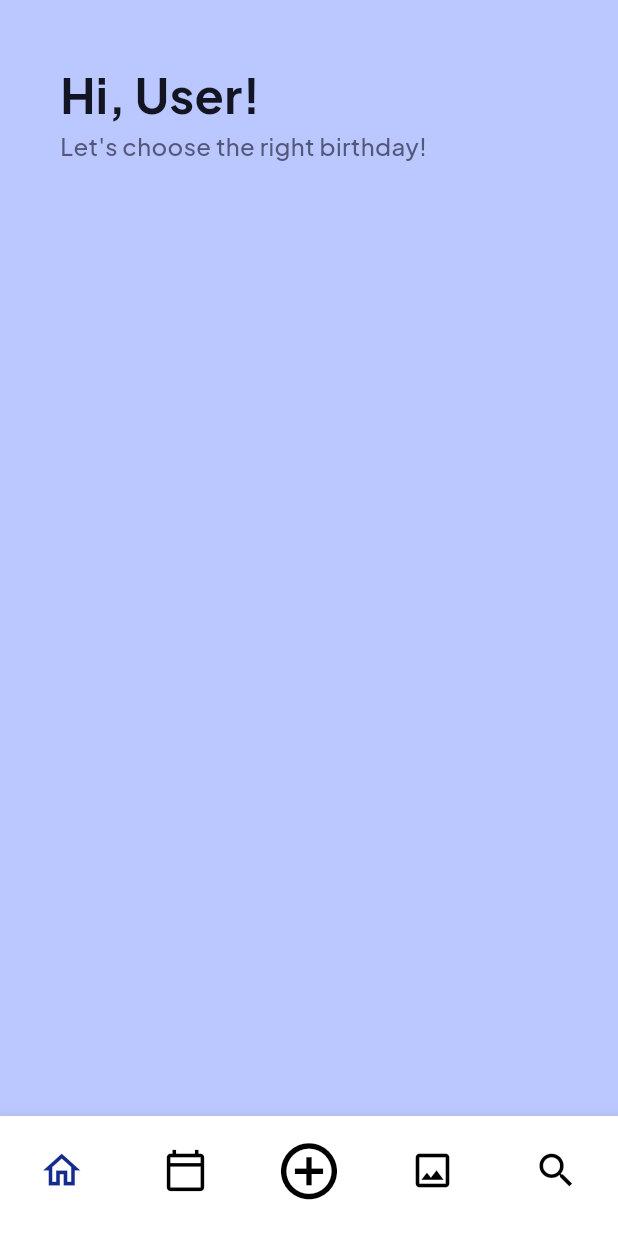
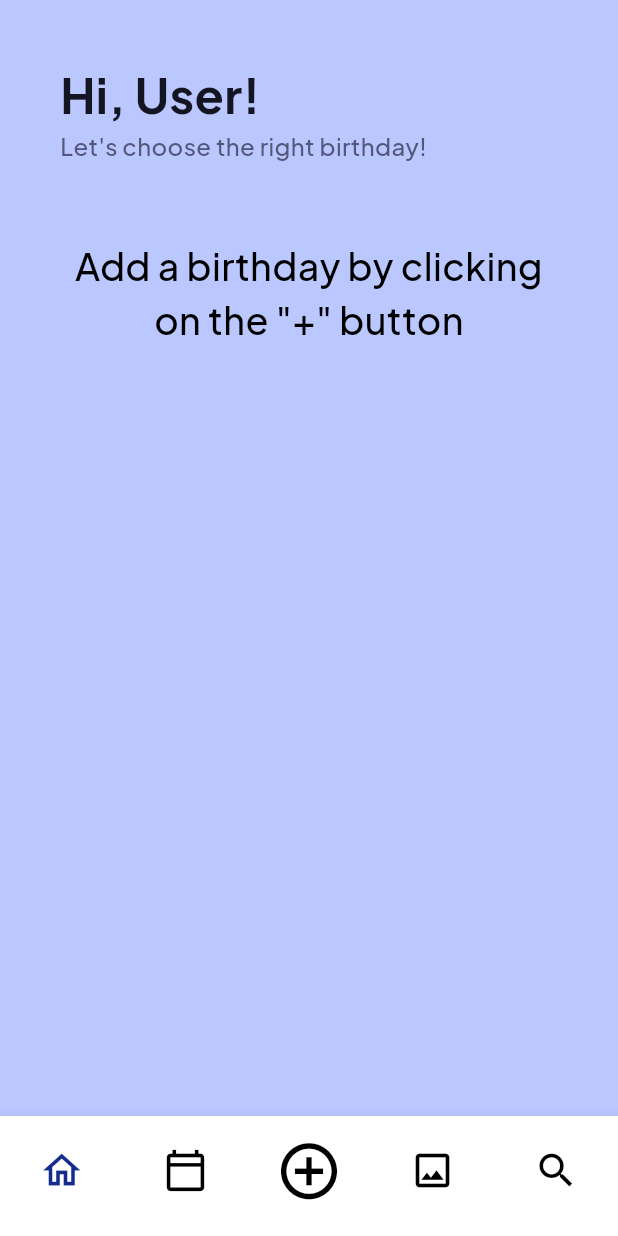
Before and after one commit to MuhammadHarisSiddiqui620/Birthday-Calendar, a Flutter app: the BirthdayScreen screen opened directly with empty values, after a tap on "Save", on a phone screen of 412 x 824 dp. Run offline on Flutter 3.47's test engine with Material 3 defaults, Android fonts, the phone set to English and light mode, and no system bars; our stand-ins replace calendar_date_picker2, flutter_svg, hive, hive_flutter, image_picker and 1 more; missing offline and left inert: dart:ffi, gal; accounts and stored records are empty.

Commit message:
birthday_calendor[21]
Changes
- Package ID updated
- Search and Main Screen Updated

Issues
- None

```diff
--- a/lib/Screens/BaseScreen.dart
+++ b/lib/Screens/BaseScreen.dart
@@ -72,7 +72,6 @@ class _HomeScreenState extends State<HomeScreen> {
       body: _screens[
           _selectedIndex], // Display the screen based on the selected index
       bottomNavigationBar: SizedBox(
-        height: 80,
         child: BottomNavBar(
           currentIndex: _selectedIndex,
           onTap: _onItemTapped,
--- a/lib/Screens/BirthdayScreen.dart
+++ b/lib/Screens/BirthdayScreen.dart
@@ -68,23 +68,57 @@ class _BirthdayScreenState extends State<BirthdayScreen> {
 
   String calculateYearUntilNextBirthday(DateTime birthday) {
     final today = DateTime.now();
+
+    // Calculate the current age
     int currentAge = today.year - birthday.year;
 
-    // If the birthday hasn't occurred this year yet, subtract 1 from the current age
-    if (DateTime(today.year, birthday.month, birthday.day).isAfter(today)) {
-      currentAge--;
+    final thisYearBirthday = DateTime(today.year, birthday.month, birthday.day);
+
+    // If the birthday this year is in the past, calculate for next year
+    final nextBirthday = thisYearBirthday.isBefore(today)
+        ? DateTime(today.year + 1, birthday.month, birthday.day)
+        : thisYearBirthday;
+
+    final difference = nextBirthday.difference(today).inDays;
+
+    final thisYearBirthdays =
+        DateTime(today.year, birthday.month, birthday.day);
+
+    // If the birthday this year is in the past, calculate for next year
+    final nextBirthdays = thisYearBirthdays.isBefore(today)
+        ? DateTime(today.year + 1, birthday.month, birthday.day)
+        : thisYearBirthdays;
+
+    final differences = nextBirthdays.difference(today).inDays;
+
+    print('BirthdayScreen birthday day ${birthday.day}');
+    print('BirthdayScreen birthday month ${birthday.month}');
+    print('BirthdayScreen birthday year ${birthday.year}');
+    print('BirthdayScreen today day ${today.day}');
+    print('BirthdayScreen today month ${today.month}');
+    print('BirthdayScreen today year ${today.year}');
+    print('BirthdayScreen currentAge ${currentAge}');
+    print('BirthdayScreen difference ${difference}');
+    print('BirthdayScreen difference.inDays ${difference}');
+
+    if (!(currentAge < 1)) {
+      return "$currentAge years";
+    } else if (!(currentAge < 1) && !(difference < 1)) {
+      return "$difference months";
+    } else if (differences < 30) {
+      return "${differences} days";
     }
+    return "No days";
 
-    // Calculate the next milestone birthday (e.g., 30, 40, etc.)
-    int nextMilestoneAge = ((currentAge ~/ 10) + 1) * 10;
-
-    // Calculate the year when the next milestone birthday will occur
-    int milestoneYear = birthday.year + nextMilestoneAge;
-
-    // Calculate the difference in years
-    int yearsUntilNextMilestone = milestoneYear - today.year;
-
-    return "$yearsUntilNextMilestone years";
+/*    if (difference.inDays < 30) {
+      return "${difference.inDays} days";
+    } else if (difference.inDays < 365) {
+      int monthsUntilNextMilestone = (difference.inDays / 30).floor();
+      return "$monthsUntilNextMilestone months";
+    } else {
+      int yearsUntilNextMilestone = difference.inDays ~/ 365;
+      return "$yearsUntilNextMilestone years";
+    }*/
   }
 
   Row _buildGiftRow({
--- a/lib/Screens/MainScreen.dart
+++ b/lib/Screens/MainScreen.dart
@@ -1,5 +1,6 @@
 import 'package:birthday_calendor/Components/CustomMiniCalendor.dart';
 import 'package:birthday_calendor/Models/birthday_model.dart';
+import 'package:birthday_calendor/constants.dart';
 import 'package:flutter/material.dart';
 import 'package:hive_flutter/hive_flutter.dart';
 
@@ -60,16 +61,21 @@ class _MainScreenState extends State<MainScreen> {
                 SizedBox(
                   height: 50,
                 ),
-                if (searchBirthdayItems.isNotEmpty)
-                  ...searchBirthdayItems
-                      .map(
-                        (c) => Padding(
-                          padding: const EdgeInsets.only(
-                              bottom: 30.0), // Add spacing here
-                          child: CustomMiniCalendor(birthdayItem: c),
-                        ),
-                      )
-                      .toList()
+                if (searchBirthdayItems.isNotEmpty) ...[
+                  // Expand the list into children
+                  ...searchBirthdayItems.map(
+                    (c) => Padding(
+                      padding: const EdgeInsets.only(
+                          bottom: 30.0), // Add spacing here
+                      child: CustomMiniCalendor(birthdayItem: c),
+                    ),
+                  ),
+                ] else
+                  Text(
+                    'Add a birthday by clicking on the "+" button',
+                    style: mainScreenText,
+                    textAlign: TextAlign.center,
+                  ),
               ],
             ),
           ],
--- a/lib/Screens/SearchScreen.dart
+++ b/lib/Screens/SearchScreen.dart
@@ -15,20 +15,37 @@ class SearchScreen extends StatefulWidget {
 class _SearchScreenState extends State<SearchScreen> {
   final hiveBox = Hive.box<BirthdayModel>('birthday-db');
   late List<BirthdayModel?> searchBirthdayItems;
-  String backgroundAsset = 'assets/splashscreen.svg';
+  late List<BirthdayModel?> filteredBirthdayItems;
   final TextEditingController nameController = TextEditingController();
-  final box = Hive.box<BirthdayModel>('birthday-db');
 
   @override
   void initState() {
-    // TODO: implement initState
     super.initState();
     searchBirthdayItems = [];
+    filteredBirthdayItems = [];
     for (var i = 0; i < hiveBox.length; i++) {
       if (hiveBox.getAt(i)?.birthdayName != "") {
         searchBirthdayItems.add(hiveBox.getAt(i));
       }
     }
+    filteredBirthdayItems.addAll(searchBirthdayItems);
+
+    nameController.addListener(() {
+      _filterBirthdayItems();
+    });
+  }
+
+  void _filterBirthdayItems() {
+    String query = nameController.text.trim().toLowerCase();
+    setState(() {
+      if (query.isEmpty) {
+        filteredBirthdayItems = List.from(searchBirthdayItems);
+      } else {
+        filteredBirthdayItems = searchBirthdayItems
+            .where((item) => item!.birthdayName.toLowerCase().startsWith(query))
+            .toList();
+      }
+    });
   }
 
   @override
@@ -36,7 +53,7 @@ class _SearchScreenState extends State<SearchScreen> {
     return Stack(
       children: [
         SvgPicture.asset(
-          backgroundAsset,
+          "assets/splashscreen.svg",
           width: double.infinity,
           height: double.infinity,
           fit: BoxFit.cover,
@@ -59,9 +76,7 @@ class _SearchScreenState extends State<SearchScreen> {
                   controller: nameController,
                   style: TextStyle(fontSize: 16),
                   decoration: InputDecoration(
-                    contentPadding: EdgeInsets.symmetric(
-                        horizontal:
-                            20), //Change this value to custom as you like
+                    contentPadding: EdgeInsets.symmetric(horizontal: 20),
                     border: OutlineInputBorder(
                       borderRadius: BorderRadius.all(
                         Radius.circular(30),
@@ -112,7 +127,7 @@ class _SearchScreenState extends State<SearchScreen> {
                   child: Container(
                     child: Wrap(
                       children: [
-                        for (var item in searchBirthdayItems)
+                        for (var item in filteredBirthdayItems)
                           GestureDetector(
                             child: SearchItems(birthdayitem: item),
                             onTap: () {
--- a/lib/constants.dart
+++ b/lib/constants.dart
@@ -55,3 +55,9 @@ const miniCalendorDate = TextStyle(
     fontSize: 14,
     fontFamily: 'PlusJakartaSans',
     fontWeight: FontWeight.w800);
+
+const mainScreenText = TextStyle(
+    color: Colors.black,
+    fontSize: 25,
+    fontFamily: 'PlusJakartaSans',
+    fontWeight: FontWeight.w500);
```
Also changed, not shown: 2 other files.
